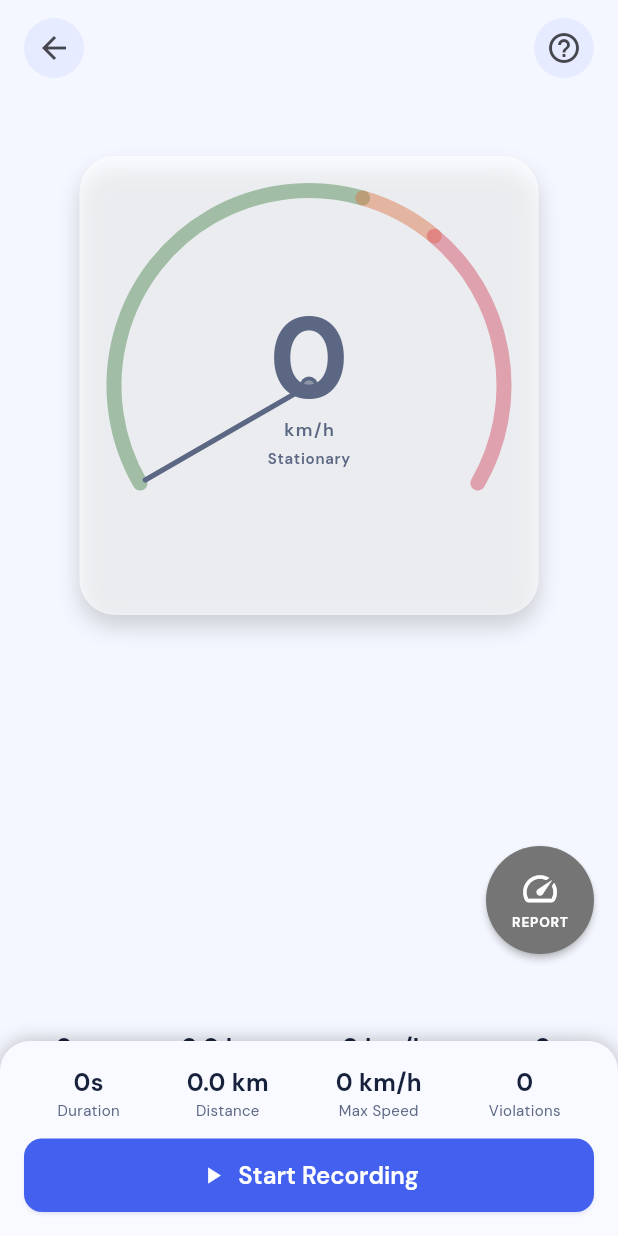
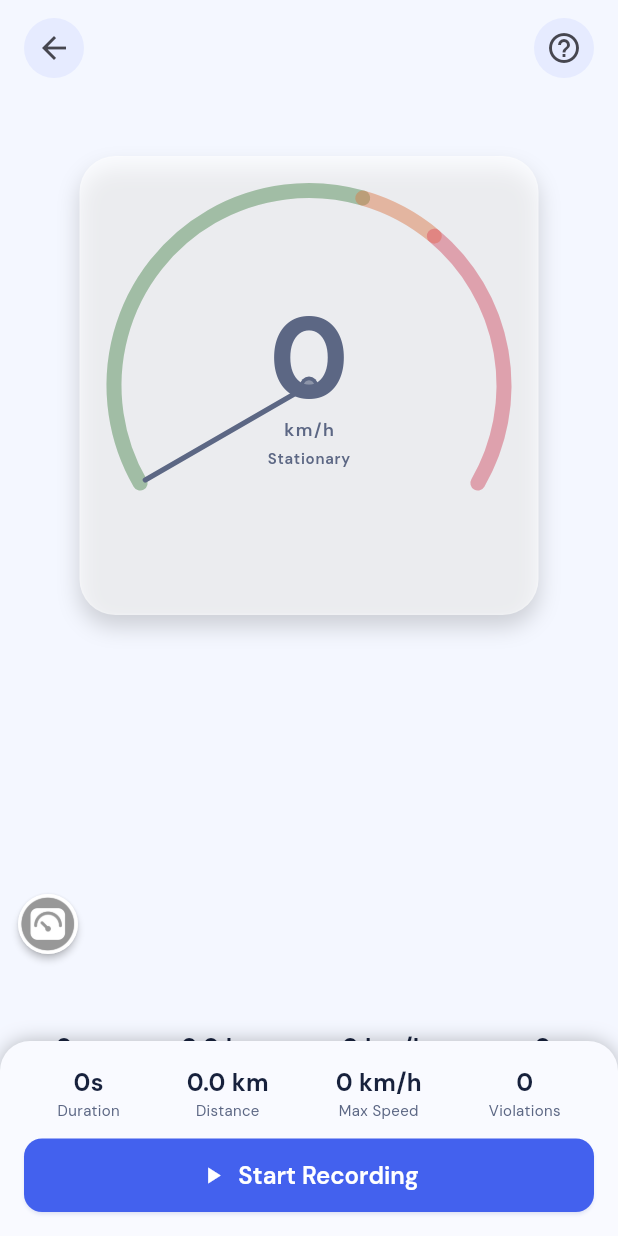
Before and after one commit to mitchmch/arrive-alive, a Flutter app: the JourneyScreen screen opened by its route, after a tap on the "warning amber" icon, after a tap on the "speed" icon, on a phone screen of 412 x 824 dp. Run offline on Flutter 3.47's test engine with Material 3 defaults, Android fonts, the phone set to English and light mode, and no system bars; our stand-ins replace audioplayers, connectivity_plus, firebase_core, firebase_messaging, flutter_local_notifications, flutter_riverpod and 8 more; missing offline and left inert: mapbox_maps_flutter; accounts and stored records are empty; network calls fail.

Commit message:
Refine speed breach warning control

```diff
--- a/flutter_app/lib/screens/journey_screen.dart
+++ b/flutter_app/lib/screens/journey_screen.dart
@@ -572,7 +572,7 @@ class _JourneyScreenState extends ConsumerState<JourneyScreen> {
             // journey's frozen limit, turns red during a breach, and displays
             // a durable reported state until speed returns below the limit.
             Positioned(
-              right: 16,
+              left: 12,
               bottom: nav.isNavigating ? 224 : 188,
               child: SafeArea(
                 top: false,
@@ -706,7 +706,7 @@ class _JourneyScreenState extends ConsumerState<JourneyScreen> {
             if (_showMap && _mapReady)
               Positioned(
                 left: 12,
-                bottom: nav.isNavigating ? 224 : 188,
+                bottom: nav.isNavigating ? 276 : 240,
                 child: DecoratedBox(
                   decoration: BoxDecoration(
                     color: AppTheme.surface.withValues(alpha: 0.94),
--- a/flutter_app/lib/widgets/speed_breach_report_control.dart
+++ b/flutter_app/lib/widgets/speed_breach_report_control.dart
@@ -1,6 +1,4 @@
 import 'package:flutter/material.dart';
-
-import '../core/theme.dart';
 
 /// A deliberately prominent, one-tap control for reporting the current speed
 /// breach. Its icon and label communicate state without relying on colour.
@@ -33,34 +31,71 @@ class SpeedBreachReportControl extends StatelessWidget {
       child: Tooltip(
         message: label,
         child: Material(
-          color: isViolating ? AppTheme.destructive : Colors.grey.shade600,
+          color: Colors.white,
           elevation: isViolating ? 8 : 2,
           shape: const CircleBorder(),
+          clipBehavior: Clip.antiAlias,
           child: InkWell(
             key: const Key('speed-breach-report-control'),
             customBorder: const CircleBorder(),
             onTap: enabled ? onReport : null,
             child: SizedBox(
-              width: 72,
-              height: 72,
-              child: Column(
-                mainAxisAlignment: MainAxisAlignment.center,
+              width: 40,
+              height: 40,
+              child: Stack(
+                fit: StackFit.expand,
                 children: [
-                  Icon(
-                    reported ? Icons.check_circle : Icons.speed,
-                    color: Colors.white,
-                    size: 27,
-                  ),
-                  const SizedBox(height: 2),
-                  Text(
-                    reported ? 'REPORTED' : 'REPORT',
-                    style: const TextStyle(
-                      color: Colors.white,
-                      fontSize: 9,
-                      fontWeight: FontWeight.w800,
-                      letterSpacing: 0.5,
+                  ColorFiltered(
+                    colorFilter: isViolating
+                        ? const ColorFilter.mode(
+                            Colors.transparent,
+                            BlendMode.dst,
+                          )
+                        : const ColorFilter.matrix(<double>[
+                            0.2126,
+                            0.7152,
+                            0.0722,
+                            0,
+                            0,
+                            0.2126,
+                            0.7152,
+                            0.0722,
+                            0,
+                            0,
+                            0.2126,
+                            0.7152,
+                            0.0722,
+                            0,
+                            0,
+                            0,
+                            0,
+                            0,
+                            0.52,
+                            0,
+                          ]),
+                    child: Image.asset(
+                      'assets/images/warning.jpg',
+                      fit: BoxFit.cover,
                     ),
                   ),
+                  if (reported)
+                    const Align(
+                      alignment: Alignment.bottomRight,
+                      child: DecoratedBox(
+                        decoration: BoxDecoration(
+                          color: Color(0xFF16794A),
+                          shape: BoxShape.circle,
+                        ),
+                        child: Padding(
+                          padding: EdgeInsets.all(2),
+                          child: Icon(
+                            Icons.check,
+                            color: Colors.white,
+                            size: 12,
+                          ),
+                        ),
+                      ),
+                    ),
                 ],
               ),
             ),
```
Also changed, not shown: assets/warning.jpg (added), flutter_app/assets/images/warning.jpg (added), 3 other files.
